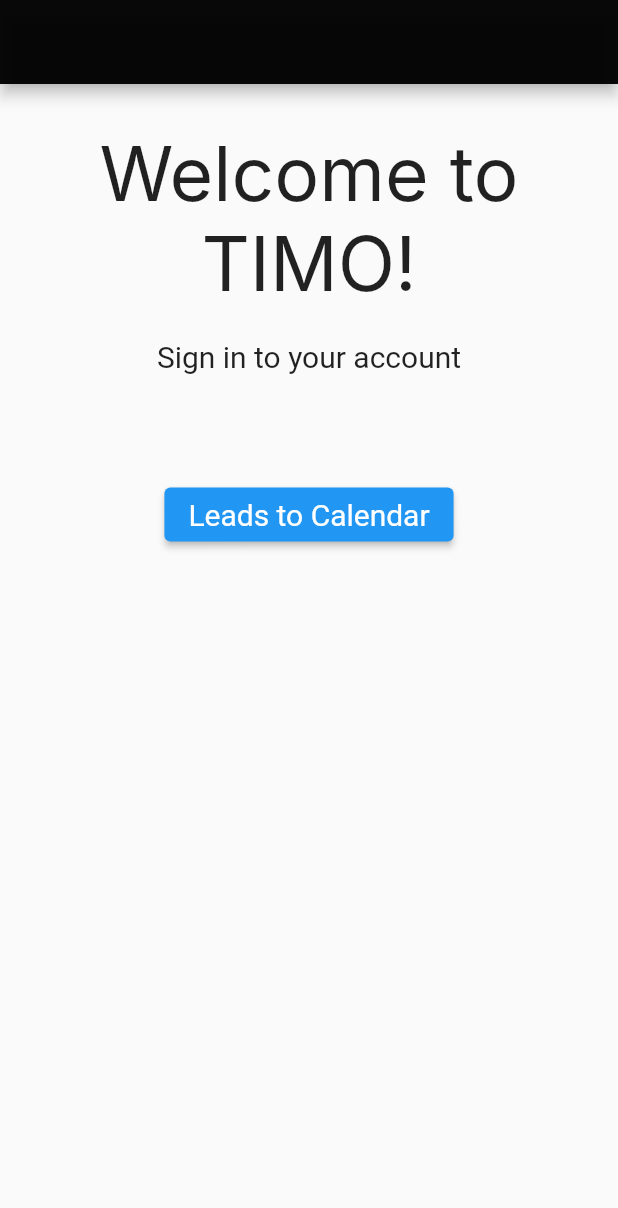
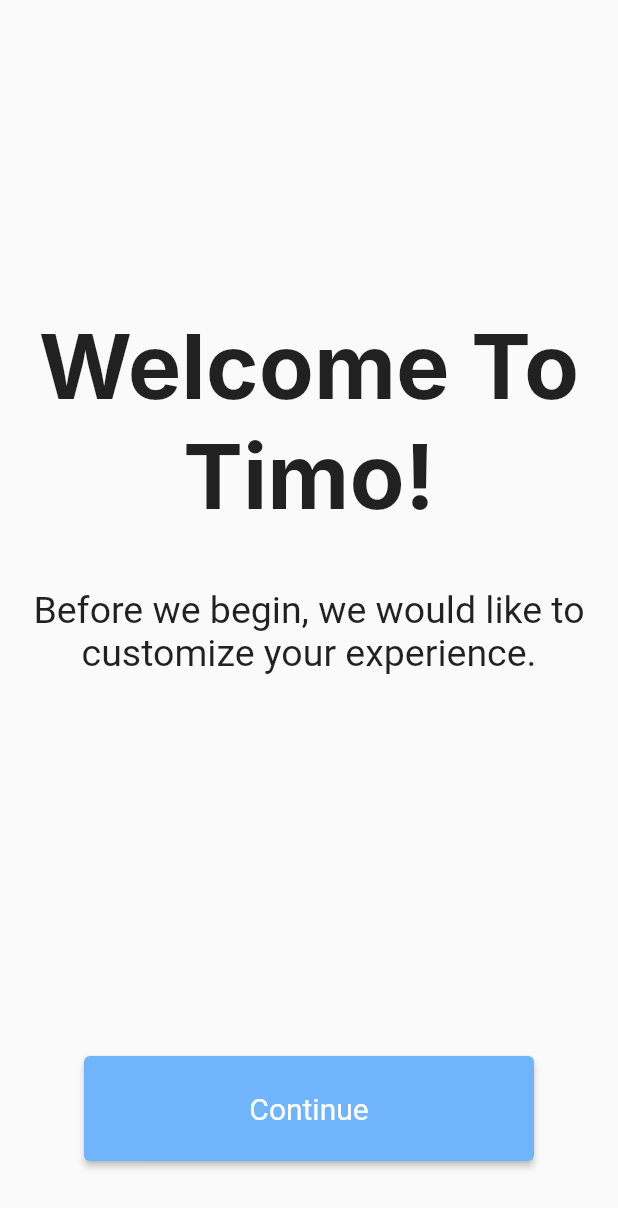
Before and after one commit to Fung-Sean/Timo, a Flutter app: the screen it shows after launch, on a phone screen of 412 x 824 dp. Shown: the top 1208 px of the screen. Run offline on Flutter 3.47's test engine with Material 2 defaults, Android fonts, the phone set to English and light mode, and no system bars; our stand-ins replace get, google_sign_in, syncfusion_flutter_calendar; missing offline and left inert: googleapis; Roboto replaces fonts that are missing (Inter).

Commit message:
created onboarding screens

```diff
--- /dev/null
+++ b/lib/app/modules/onboarding/controllers/onboarding_controller.dart
@@ -0,0 +1,78 @@
+import 'package:get/get.dart';
+
+//a class to keep track of each type of transportation and whether or
+//not its been selected
+class Transportation {
+  String name;
+  bool isSelected;
+
+  Transportation({required this.name, required this.isSelected});
+}
+
+class OnboardingController extends GetxController {
+  //TODO: Implement OnboardingController
+  final count = 0.obs;
+  double progressSliderValue = 0.0;
+  List<Transportation> userSelections = [];
+  List<String> TransportationNames = ["Walk", "Bike", "Bus", "Train", "Car"];
+  //add the 5 types of transportation types to a simple list
+
+  int minutesToGetReady = 0;
+
+  OnboardingController() {
+    for (var i = 0; i < TransportationNames.length; i++) {
+      Transportation transport =
+          Transportation(name: TransportationNames[i], isSelected: false);
+      userSelections.add(transport);
+    }
+  }
+
+  @override
+  void onInit() {
+    super.onInit();
+  }
+
+  @override
+  void onReady() {
+    super.onReady();
+  }
+
+  @override
+  void onClose() {
+    super.onClose();
+  }
+
+  double getProgressSliderValue() {
+    return progressSliderValue;
+  }
+
+  void setProgressSliderValue(double input) {
+    progressSliderValue = input;
+  }
+
+  void selectTransportation(String name) {
+    bool found = false;
+    for (var i = 0; i < userSelections.length; i++) {
+      if (name == userSelections[i].name) {
+        found = true;
+
+        if (userSelections[i].isSelected == false) {
+          userSelections[i].isSelected = true;
+          print(userSelections[i].name + " is true");
+        } else {
+          userSelections[i].isSelected = false;
+          print(userSelections[i].name + " is false");
+        }
+      }
+    }
+    if (found == false) {
+      print("transportation method does not exist.");
+    }
+  }
+
+  void setMinutesToGetReady(int mins) {
+    minutesToGetReady = mins;
+  }
+
+  void increment() => count.value++;
+}
--- /dev/null
+++ b/lib/app/modules/onboarding/modules/onboarding/views/onboarding_transportation_view_view.dart
@@ -0,0 +1 @@
+// TODO Implement this library.
--- /dev/null
+++ b/lib/app/modules/onboarding/views/onboarding_view.dart
@@ -0,0 +1,78 @@
+import 'package:flutter/material.dart';
+
+import 'package:get/get.dart';
+import 'package:timo_test/app/modules/onboarding/views/onboarding_transportation_view_view.dart';
+
+import '../controllers/onboarding_controller.dart';
+
+import 'package:flutter/material.dart';
+
+import '../../login/views/login_view.dart';
+//import '../../login/bindings/login_binding.dart';
+import '../../../routes/app_pages.dart';
+import '../modules/onboarding/views/onboarding_transportation_view_view.dart';
+//import '../../../routes/app_routes.dart';
+//import '../modules/login/views/login_view.dart';
+
+class OnboardingView extends GetView<OnboardingController> {
+  const OnboardingView({Key? key}) : super(key: key);
+  @override
+  Widget build(BuildContext context) {
+    double value = OnboardingController().getProgressSliderValue();
+    final ButtonStyle style = ElevatedButton.styleFrom(
+      textStyle: const TextStyle(fontSize: 20),
+      backgroundColor:
+          const Color.fromARGB(255, 112, 180, 252), // Background color
+      fixedSize: const Size(
+        300,
+        70,
+      ),
+    );
+
+    return Scaffold(
+      // appBar: AppBar(
+      //   //title: const Text('TIMO'),
+      //   centerTitle: true,
+      //   backgroundColor: Color.fromARGB(150, 110, 177, 255),
+      // ),
+      body: Center(
+        child: Column(
+          //mainAxisAlignment: MainAxisAlignment.center,
+          children: <Widget>[
+            const SizedBox(height: 200),
+            // ignore: prefer_const_constructors
+            const Padding(
+              padding: EdgeInsets.all(8.0),
+              child: Text(
+                'Welcome To Timo!',
+                style: TextStyle(
+                    fontSize: 60,
+                    fontFamily: 'Inter',
+                    fontWeight: FontWeight.bold),
+                textAlign: TextAlign.center,
+              ),
+            ),
+            const SizedBox(height: 20),
+            const Padding(
+              padding: EdgeInsets.all(10),
+              child: Text(
+                'Before we begin, we would like to customize your experience.',
+                textAlign: TextAlign.center,
+                style: TextStyle(fontSize: 25),
+              ),
+            ),
+            const Expanded(child: SizedBox(height: 10)),
+            ElevatedButton(
+                style: style,
+                onPressed: () {
+                  Get.to(const TransportationView());
+                  Get.put(OnboardingController());
+                },
+                child: const Text('Continue')),
+            const SizedBox(height: 50),
+          ],
+        ),
+      ),
+    );
+  }
+}
--- a/lib/app/routes/app_routes.dart
+++ b/lib/app/routes/app_routes.dart
@@ -7,6 +7,7 @@ abstract class Routes {
   static const LOGIN = _Paths.LOGIN;
   static const ACCOUNT = _Paths.ACCOUNT;
   static const DEFAULT_LOGIN = _Paths.DEFAULT_LOGIN;
+  static const ONBOARDING = _Paths.ONBOARDING;
 }
 
 abstract class _Paths {
@@ -15,4 +16,5 @@ abstract class _Paths {
   static const LOGIN = '/login';
   static const ACCOUNT = '/account';
   static const DEFAULT_LOGIN = '/default-login';
+  static const ONBOARDING = '/onboarding';
 }
```
Also changed, not shown: lib/app/modules/onboarding/bindings/onboarding_binding.dart (added, +12 -0 lines), lib/app/modules/onboarding/views/minutes.dart (added, +33 -0 lines), lib/app/modules/onboarding/views/onboarding_transportation_view_view.dart (added, +213 -0 lines), lib/app/modules/onboarding/views/preptime_view.dart (added, +161 -0 lines), lib/app/routes/app_pages.dart (+21 -1 lines), flutter_01.png (added), flutter_02.png (added).
